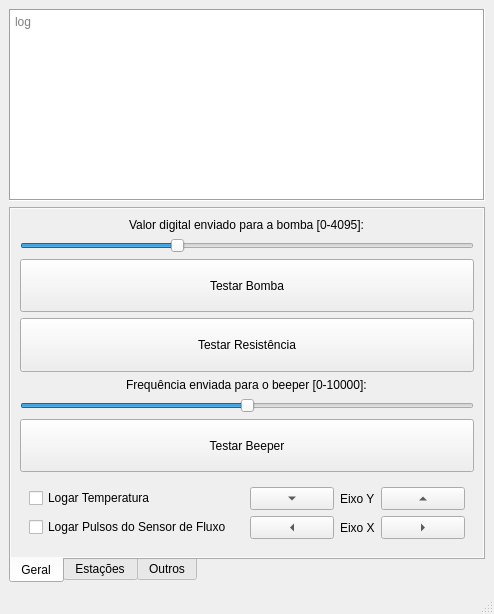
Qt form qtester.ui (iniw/lucas_tester) before a commit.
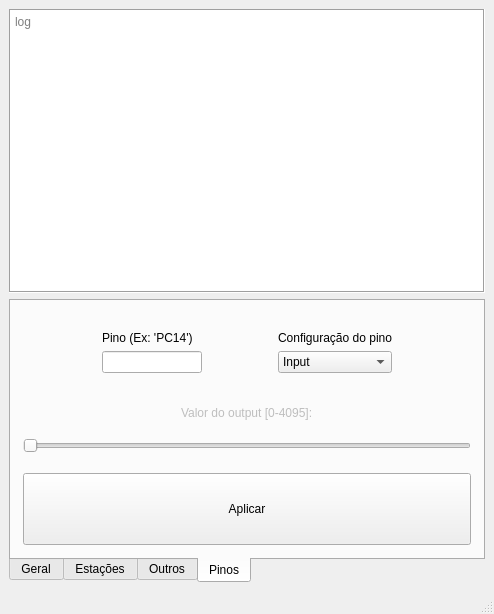
The same form after that commit.

Commit message: configuracao manual de pinos

Patch:
```diff
--- a/qtester.ui
+++ b/qtester.ui
@@ -62,8 +62,8 @@
    <property name="autoFillBackground">
     <bool>false</bool>
    </property>
-   <layout class="QGridLayout" name="gridLayout">
-    <item row="0" column="0">
+   <layout class="QVBoxLayout" name="verticalLayout">
+    <item>
      <widget class="QTextEdit" name="logSerial">
       <property name="sizePolicy">
        <sizepolicy hsizetype="Preferred" vsizetype="Preferred">
@@ -85,7 +85,7 @@
       </property>
      </widget>
     </item>
-    <item row="1" column="0" rowspan="2">
+    <item>
      <widget class="QTabWidget" name="tabWidget">
       <property name="enabled">
        <bool>true</bool>
@@ -109,7 +109,7 @@
        <enum>QTabWidget::Rounded</enum>
       </property>
       <property name="currentIndex">
-       <number>0</number>
+       <number>3</number>
       </property>
       <property name="elideMode">
        <enum>Qt::ElideNone</enum>
@@ -522,6 +522,237 @@
         </item>
        </layout>
       </widget>
+      <widget class="QWidget" name="pinos">
+       <property name="layoutDirection">
+        <enum>Qt::LeftToRight</enum>
+       </property>
+       <attribute name="title">
+        <string>Pinos</string>
+       </attribute>
+       <layout class="QGridLayout" name="gridLayout_6">
+        <property name="leftMargin">
+         <number>12</number>
+        </property>
+        <property name="rightMargin">
+         <number>12</number>
+        </property>
+        <property name="bottomMargin">
+         <number>12</number>
+        </property>
+        <item row="6" column="0">
+         <widget class="QPushButton" name="applyPinCfg">
+          <property name="sizePolicy">
+           <sizepolicy hsizetype="Expanding" vsizetype="Preferred">
+            <horstretch>0</horstretch>
+            <verstretch>0</verstretch>
+           </sizepolicy>
+          </property>
+          <property name="minimumSize">
+           <size>
+            <width>0</width>
+            <height>0</height>
+           </size>
+          </property>
+          <property name="text">
+           <string>Aplicar</string>
+          </property>
+         </widget>
+        </item>
+        <item row="2" column="0" alignment="Qt::AlignHCenter">
+         <widget class="QWidget" name="widget_2" native="true">
+          <property name="sizePolicy">
+           <sizepolicy hsizetype="Maximum" vsizetype="Maximum">
+            <horstretch>0</horstretch>
+            <verstretch>0</verstretch>
+           </sizepolicy>
+          </property>
+          <layout class="QVBoxLayout" name="verticalLayout_2">
+           <property name="leftMargin">
+            <number>0</number>
+           </property>
+           <property name="topMargin">
+            <number>0</number>
+           </property>
+           <property name="rightMargin">
+            <number>0</number>
+           </property>
+           <property name="bottomMargin">
+            <number>0</number>
+           </property>
+          </layout>
+         </widget>
+        </item>
+        <item row="3" column="0">
+         <widget class="QWidget" name="widget_3" native="true">
+          <layout class="QGridLayout" name="gridLayout">
+           <item row="0" column="0">
+            <widget class="QWidget" name="widget_6" native="true">
+             <property name="sizePolicy">
+              <sizepolicy hsizetype="Maximum" vsizetype="Maximum">
+               <horstretch>0</horstretch>
+               <verstretch>0</verstretch>
+              </sizepolicy>
+             </property>
+             <layout class="QVBoxLayout" name="verticalLayout_3">
+              <property name="leftMargin">
+               <number>0</number>
+              </property>
+              <property name="topMargin">
+               <number>0</number>
+              </property>
+              <property name="rightMargin">
+               <number>0</number>
+              </property>
+              <property name="bottomMargin">
+               <number>0</number>
+              </property>
+              <item>
+               <widget class="QLabel" name="label_3">
+                <property name="sizePolicy">
+                 <sizepolicy hsizetype="Maximum" vsizetype="Maximum">
+                  <horstretch>0</horstretch>
+                  <verstretch>0</verstretch>
+                 </sizepolicy>
+                </property>
+                <property name="text">
+                 <string>Pino (Ex: 'PC14')</string>
+                </property>
+               </widget>
+              </item>
+              <item>
+               <widget class="QLineEdit" name="pinName">
+                <property name="maximumSize">
+                 <size>
+                  <width>100</width>
+                  <height>16777215</height>
+                 </size>
+                </property>
+               </widget>
+              </item>
+             </layout>
+            </widget>
+           </item>
+           <item row="0" column="2">
+            <widget class="QWidget" name="widget_7" native="true">
+             <property name="sizePolicy">
+              <sizepolicy hsizetype="Maximum" vsizetype="Maximum">
+               <horstretch>0</horstretch>
+               <verstretch>0</verstretch>
+              </sizepolicy>
+             </property>
+             <layout class="QVBoxLayout" name="verticalLayout_4">
+              <property name="leftMargin">
+               <number>0</number>
+              </property>
+              <property name="topMargin">
+               <number>0</number>
+              </property>
+              <property name="rightMargin">
+               <number>0</number>
+              </property>
+              <property name="bottomMargin">
+               <number>0</number>
+              </property>
+              <item>
+               <widget class="QLabel" name="label_4">
+                <property name="sizePolicy">
+                 <sizepolicy hsizetype="Maximum" vsizetype="Maximum">
+                  <horstretch>0</horstretch>
+                  <verstretch>0</verstretch>
+                 </sizepolicy>
+                </property>
+                <property name="text">
+                 <string>Configuração do pino</string>
+                </property>
+               </widget>
+              </item>
+              <item>
+               <widget class="QComboBox" name="pinCfg">
+                <item>
+                 <property name="text">
+                  <string>Input</string>
+                 </property>
+                </item>
+                <item>
+                 <property name="text">
+                  <string>Output</string>
+                 </property>
+                </item>
+                <item>
+                 <property name="text">
+                  <string>Input Pullup</string>
+                 </property>
+                </item>
+                <item>
+                 <property name="text">
+                  <string>Input Pulldown</string>
+                 </property>
+                </item>
+                <item>
+                 <property name="text">
+                  <string>Input Analógico</string>
+                 </property>
+                </item>
+               </widget>
+              </item>
+             </layout>
+            </widget>
+           </item>
+          </layout>
+         </widget>
+        </item>
+        <item row="4" column="0">
+         <widget class="QWidget" name="outputWidget" native="true">
+          <property name="enabled">
+           <bool>false</bool>
+          </property>
+          <layout class="QVBoxLayout" name="verticalLayout_5">
+           <property name="leftMargin">
+            <number>0</number>
+           </property>
+           <property name="topMargin">
+            <number>0</number>
+           </property>
+           <property name="rightMargin">
+            <number>0</number>
+           </property>
+           <property name="bottomMargin">
+            <number>0</number>
+           </property>
+           <item alignment="Qt::AlignHCenter">
+            <widget class="QLabel" name="label_5">
+             <property name="sizePolicy">
+              <sizepolicy hsizetype="Maximum" vsizetype="Maximum">
+               <horstretch>0</horstretch>
+               <verstretch>0</verstretch>
+              </sizepolicy>
+             </property>
+             <property name="text">
+              <string>Valor do output [0-4095]:</string>
+             </property>
+            </widget>
+           </item>
+           <item>
+            <widget class="QSlider" name="pinOutputValue">
+             <property name="sizePolicy">
+              <sizepolicy hsizetype="Expanding" vsizetype="Fixed">
+               <horstretch>0</horstretch>
+               <verstretch>0</verstretch>
+              </sizepolicy>
+             </property>
+             <property name="maximum">
+              <number>4095</number>
+             </property>
+             <property name="orientation">
+              <enum>Qt::Horizontal</enum>
+             </property>
+            </widget>
+           </item>
+          </layout>
+         </widget>
+        </item>
+       </layout>
+      </widget>
      </widget>
     </item>
    </layout>
```
Left out of the diff: 10 changed lines with no effect on the pictures. The commit also changes 1 other file.
